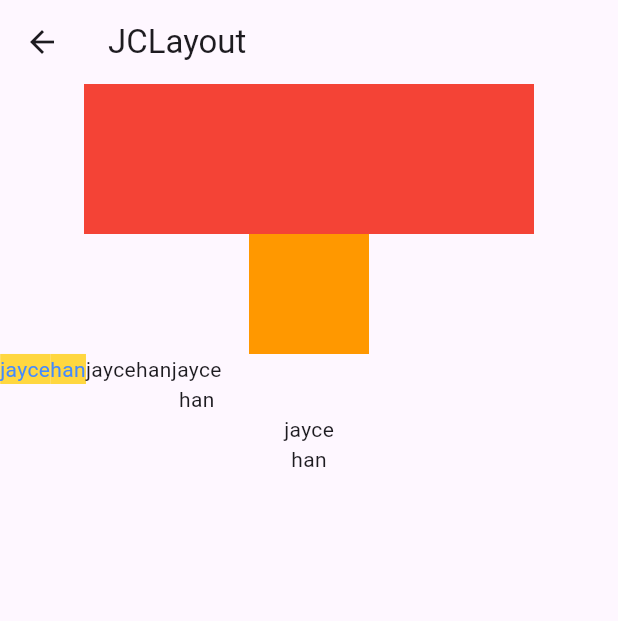
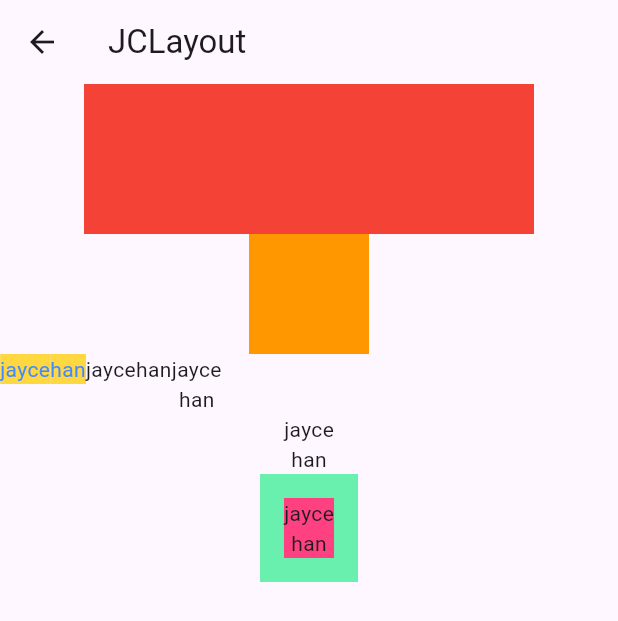
Before and after one commit to jaycehan-bit/funnyone, a Flutter app: the JCLayoutPage screen opened directly, on a phone screen of 412 x 824 dp. Shown: the top 621 px of the screen. Run offline on Flutter 3.47's test engine with Material 2 defaults, Android fonts, the phone set to English and light mode, and no system bars.

Commit message:
简单布局

```diff
--- a/lib/Layout/Layout.dart
+++ b/lib/Layout/Layout.dart
@@ -94,6 +94,28 @@ class JCLayoutPage extends StatelessWidget {
               Text('han'),
             ],
           ),
+          Container(
+            color: Colors.greenAccent,
+            child: Padding(
+              padding: const EdgeInsets.all(16.0),
+              child: Column(
+                crossAxisAlignment: CrossAxisAlignment.start,
+                mainAxisSize: MainAxisSize.max,
+                children: [
+                  Container(
+                    color: Colors.pinkAccent,
+                    child: Column(
+                      mainAxisSize: MainAxisSize.max, //无效，内层Colum高度为实际高度
+                      children: [
+                        Text('jayce'),
+                        Text('han'),
+                      ],
+                    ),
+                  ),
+                ],
+              ),
+            ),
+          ),
         ],
       ),
     );
--- a/lib/StateManager/stateManager.dart
+++ b/lib/StateManager/stateManager.dart
@@ -55,8 +55,8 @@ class TapBoxB extends StatelessWidget {
     return GestureDetector(
       onTap: _handleTap,
       child: Container(
-        child: const Center(
-          child: const Text(
+        child: Center(
+          child: Text(
             active ? 'Active' : 'Inactive',
             style: TextStyle(fontSize: 15, color: Colors.white),
           ),
```
